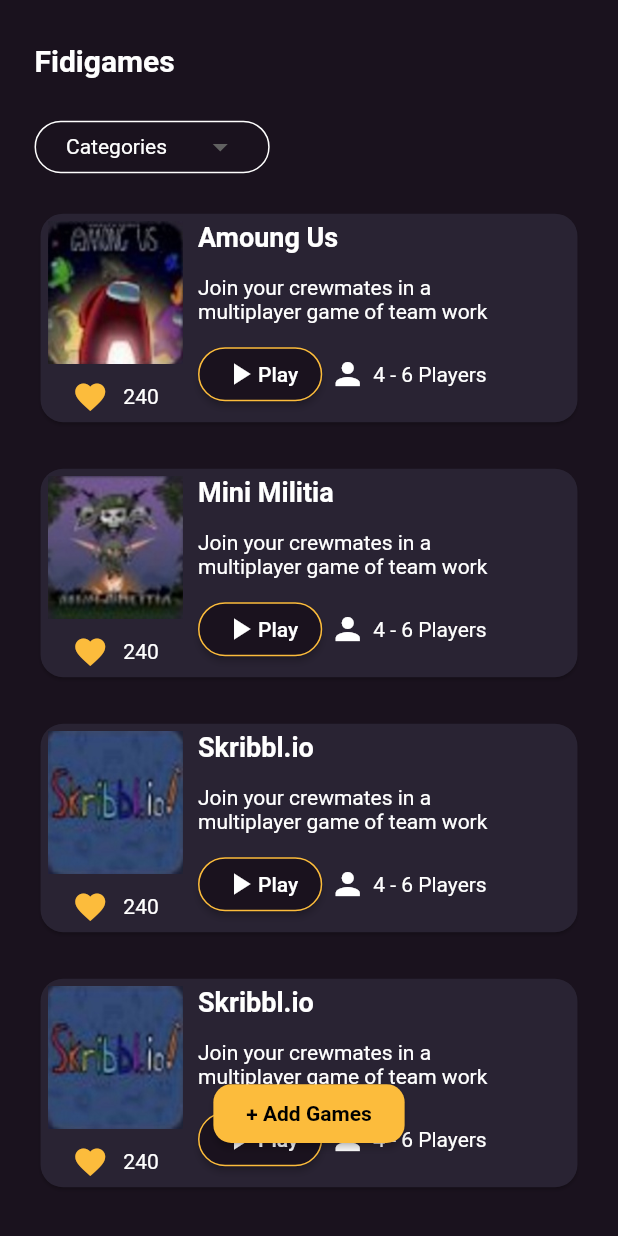
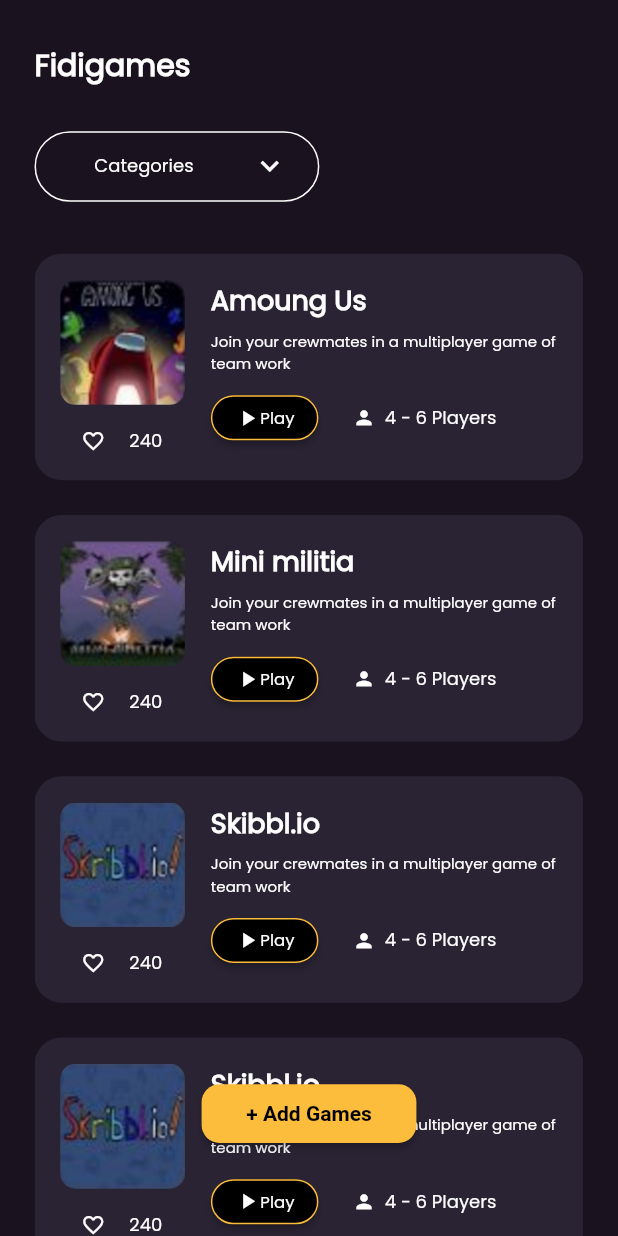
Before and after one commit to masshariharan/fidigames, a Flutter app: the screen it shows after launch, on a phone screen of 412 x 824 dp. Run offline on Flutter 3.47's test engine with Material 2 defaults, Android fonts, the phone set to English and light mode, and no system bars; drawn by our look-alikes of dropdown_button2; our stand-ins replace logger.

Commit message:
fidigames_list screen done

```diff
--- /dev/null
+++ b/lib/model/database.dart
@@ -0,0 +1,29 @@
+class DataBase {
+  List<Map<String, dynamic>> data = [
+    {
+      'image': 'images/img1.jpg',
+      'title': 'Amoung Us',
+      'content': 'Join your crewmates in a multiplayer game of team work'
+    },
+    {
+      'image': 'images/img2.jpg',
+      'title': 'Mini militia',
+      'content': 'Join your crewmates in a multiplayer game of team work'
+    },
+    {
+      'image': 'images/img3.jpg',
+      'title': 'Skibbl.io',
+      'content': 'Join your crewmates in a multiplayer game of team work'
+    },
+    {
+      'image': 'images/img3.jpg',
+      'title': 'Skibbl.io',
+      'content': 'Join your crewmates in a multiplayer game of team work'
+    },
+    {
+      'image': 'images/img3.jpg',
+      'title': 'Skibbl.io',
+      'content': 'Join your crewmates in a multiplayer game of team work'
+    },
+  ];
+}
--- a/lib/screens/fidigames_list.dart
+++ b/lib/screens/fidigames_list.dart
@@ -2,7 +2,6 @@ import 'package:fidigames/themes/colors/colors.dart';
 import 'package:fidigames/themes/styles/styles.dart';
 import 'package:fidigames/widgets/custom_widgets.dart';
 import 'package:flutter/material.dart';
-import 'package:logger/logger.dart';
 
 class FidigamesList extends StatefulWidget {
   const FidigamesList({Key? key}) : super(key: key);
@@ -17,9 +16,9 @@ class _FidigamesListState extends State<FidigamesList> {
     double height = MediaQuery.of(context).size.height;
     double width = MediaQuery.of(context).size.width;
     double textSize = MediaQuery.textScaleFactorOf(context);
+    // var logger = Logger();
+    // logger.d(height / 14.3);
 
-    var logger = Logger();
-    logger.d(height / 14.3);
     return Scaffold(
       backgroundColor: AppColor.primaryBackgroundColor,
       body: SafeArea(
@@ -27,8 +26,7 @@ class _FidigamesListState extends State<FidigamesList> {
           padding: EdgeInsets.symmetric(horizontal: height / 35.8),
           child: Stack(
             children: [
-              SingleChildScrollView(
-                child: Column(
+              Column(
                 crossAxisAlignment: CrossAxisAlignment.start,
                 children: [
                   SizedBox(height: height / 28.7),
@@ -41,45 +39,10 @@ class _FidigamesListState extends State<FidigamesList> {
                   SizedBox(
                     height: height / 35.8,
                   ),
-                    ReusableCard(
-                      title: 'Amoung Us',
-                      image: Image.asset(
-                        "images/img1.jpg",
-                        fit: BoxFit.fill,
-                      ),
-                    ),
-                    SizedBox(
-                      height: height / 35.8,
-                    ),
-                    ReusableCard(
-                      title: 'Mini Militia',
-                      image: Image.asset(
-                        "images/img2.jpg",
-                        fit: BoxFit.fill,
-                      ),
-                    ),
-                    SizedBox(
-                      height: height / 35.8,
-                    ),
-                    ReusableCard(
-                      title: 'Skribbl.io',
-                      image: Image.asset(
-                        "images/img3.jpg",
-                        fit: BoxFit.fill,
-                      ),
-                    ),
-                    SizedBox(
-                      height: height / 35.8,
-                    ),
-                    ReusableCard(
-                      title: 'Skribbl.io',
-                      image: Image.asset(
-                        "images/img3.jpg",
-                        fit: BoxFit.fill,
-                      ),
-                    ),
+                  const Expanded(
+                    child: ReusableCard(),
+                  )
                 ],
-                ),
               ),
               Padding(
                 padding: EdgeInsets.only(bottom: height / 14.3),
--- a/lib/themes/styles/styles.dart
+++ b/lib/themes/styles/styles.dart
@@ -24,6 +24,7 @@ final buttonStyle = ButtonStyle(
     )));
 
 const textStyle = TextStyle(
+  fontFamily: 'Poppins',
   color: AppColor.primaryTextColor,
   fontWeight: FontWeight.w600,
 );
--- a/lib/widgets/custom_widgets.dart
+++ b/lib/widgets/custom_widgets.dart
@@ -1,7 +1,9 @@
 import 'package:dropdown_button2/dropdown_button2.dart';
+import 'package:fidigames/model/database.dart';
 import 'package:fidigames/themes/colors/colors.dart';
 import 'package:fidigames/themes/styles/styles.dart';
 import 'package:flutter/material.dart';
+import 'package:logger/logger.dart';
 
 class ReusableTextField extends StatelessWidget {
   const ReusableTextField(
@@ -40,12 +42,13 @@ class ReusableButton extends StatelessWidget {
     double height = MediaQuery.of(context).size.height;
     double width = MediaQuery.of(context).size.width;
     double textSize = MediaQuery.textScaleFactorOf(context);
+
     return ElevatedButton(
         onPressed: onPressed,
         style: buttonStyle,
         child: Padding(
           padding: EdgeInsets.symmetric(
-              horizontal: width / 70, vertical: height / 71),
+              horizontal: width / 30, vertical: height / 71),
           child: Text(
             text,
             style: buttonTextStyle.copyWith(fontSize: textSize * 14),
@@ -74,40 +77,52 @@ class _ReusableDropdownButtonState extends State<ReusableDropdownButton> {
   @override
   Widget build(BuildContext context) {
     double height = MediaQuery.of(context).size.height;
-    //double width = MediaQuery.of(context).size.width;
-    //double textSize = MediaQuery.textScaleFactorOf(context);
-    return Container(
-      height: 35,
-      decoration: BoxDecoration(
+    double width = MediaQuery.of(context).size.width;
+    double textSize = MediaQuery.textScaleFactorOf(context);
+    return DropdownButtonHideUnderline(
+        child: DropdownButton2(
+      buttonDecoration: BoxDecoration(
         border: Border.all(
           color: AppColor.primaryTextColor,
+          width: 1,
+        ), //Border.all
+        borderRadius: BorderRadius.circular(50),
       ),
-          borderRadius: BorderRadius.circular(50)),
-      child: Padding(
-          padding: const EdgeInsets.symmetric(horizontal: 20),
-          child: DropdownButtonHideUnderline(
-              child: DropdownButton2(
-            buttonWidth: height / 7.18,
+      icon: const Padding(
+        padding: EdgeInsets.only(right: 20),
+        child: Icon(
+          Icons.keyboard_arrow_down,
+          color: AppColor.primaryTextColor,
+        ),
+      ),
       itemHeight: height / 17.5,
       dropdownDecoration: BoxDecoration(
         borderRadius: BorderRadius.circular(14),
         color: AppColor.textFieldBackgrounColor,
       ),
-            hint: const Text(
+      hint: Padding(
+        padding: EdgeInsets.symmetric(horizontal: width / 18),
+        child: Text(
           'Categories',
-              style: TextStyle(
-                fontSize: 14,
+          style: textStyle.copyWith(
+            fontWeight: FontWeight.w500,
+            fontSize: textSize * 12,
             color: AppColor.primaryTextColor,
+          ),
         ),
       ),
       items: items
           .map((item) => DropdownMenuItem(
               value: item,
+              child: Padding(
+                padding: EdgeInsets.symmetric(horizontal: width / 18),
                 child: Text(
                   item,
-                      style: const TextStyle(
-                        fontSize: 14,
+                  style: textStyle.copyWith(
+                    fontWeight: FontWeight.w500,
+                    fontSize: textSize * 12,
                     color: AppColor.primaryTextColor,
+                  ),
                 ),
               )))
           .toList(),
@@ -117,77 +132,106 @@ class _ReusableDropdownButtonState extends State<ReusableDropdownButton> {
           selectedValue = value as String;
         });
       },
-          ))),
-    );
+    ));
   }
 }
 
-class ReusableCard extends StatelessWidget {
-  const ReusableCard({Key? key, required this.title, required this.image})
-      : super(key: key);
+class ReusableCard extends StatefulWidget {
+  const ReusableCard({
+    Key? key,
+  }) : super(key: key);
 
-  final String? title;
-  final Image? image;
+  @override
+  State<ReusableCard> createState() => _ReusableCardState();
+}
+
+class _ReusableCardState extends State<ReusableCard> {
+  DataBase dataBase = DataBase();
 
   @override
   Widget build(BuildContext context) {
-    return Card(
-      shape: RoundedRectangleBorder(
-        borderRadius: BorderRadius.circular(15),
+    double height = MediaQuery.of(context).size.height;
+    double width = MediaQuery.of(context).size.width;
+    double textSize = MediaQuery.textScaleFactorOf(context);
+
+    return ListView.builder(
+        itemCount: dataBase.data.length,
+        itemBuilder: (BuildContext context, int index) {
+          return Padding(
+            padding: EdgeInsets.symmetric(vertical: height / 71),
+            child: Container(
+              decoration: BoxDecoration(
+                color: AppColor.textFieldBackgrounColor,
+                borderRadius: BorderRadius.circular(18),
               ),
-      color: const Color(0xff292333),
               child: Row(
                 crossAxisAlignment: CrossAxisAlignment.start,
                 children: [
+                  Column(
+                    mainAxisAlignment: MainAxisAlignment.start,
+                    children: [
                       Padding(
-            padding: const EdgeInsets.all(5.0),
-            child: Column(
+                        padding: EdgeInsets.only(
+                            left: width / 24,
+                            top: height / 47,
+                            right: width / 24),
+                        child: ClipRRect(
+                          borderRadius: BorderRadius.circular(10),
+                          child: SizedBox(
+                              height: height / 9.9,
+                              width: height / 9.9,
+                              child: Image.asset(
+                                dataBase.data[index]['image'],
+                                fit: BoxFit.fill,
+                              )),
+                        ),
+                      ),
+                      Padding(
+                        padding: EdgeInsets.only(right: width / 24),
+                        child: Row(
+                          mainAxisAlignment: MainAxisAlignment.center,
                           children: [
-                SizedBox(height: 95, width: 90, child: image),
-                const SizedBox(
-                  height: 10,
-                ),
-                Row(
-                  children: const [
-                    Icon(
-                      Icons.favorite,
-                      color: Color(0xffFCBC3C),
-                    ),
-                    SizedBox(
-                      width: 10,
-                    ),
+                            IconButton(
+                                onPressed: () {},
+                                icon: Icon(
+                                  Icons.favorite_border,
+                                  size: textSize * 16,
+                                  color: AppColor.primaryTextColor,
+                                )),
                             Text(
                               '240',
-                      style: TextStyle(color: Color(0xffFFFFFF)),
-                    )
+                              style: textStyle.copyWith(
+                                  fontWeight: FontWeight.w300,
+                                  fontSize: textSize * 12),
+                            ),
                           ],
+                        ),
                       )
                     ],
                   ),
-          ),
-          Padding(
-            padding: const EdgeInsets.all(5.0),
+                  Expanded(
+                    child: Padding(
+                      padding: EdgeInsets.only(
+                          top: height / 47,
+                          right: width / 24,
+                          bottom: height / 47),
                       child: Column(
-              mainAxisAlignment: MainAxisAlignment.spaceEvenly,
+                        mainAxisAlignment: MainAxisAlignment.start,
                         crossAxisAlignment: CrossAxisAlignment.start,
                         children: [
-                Text(
-                  title!,
-                  style: const TextStyle(
+                          Text(dataBase.data[index]['title'],
+                              style: textStyle.copyWith(
                                   fontWeight: FontWeight.w600,
-                      fontSize: 18,
-                      color: Colors.white),
-                ),
-                const SizedBox(
-                  height: 15,
-                ),
-                const Text(
-                  'Join your crewmates in a\nmultiplayer game of team work',
-                  overflow: TextOverflow.ellipsis,
-                  style: TextStyle(color: Color(0xffFFFFFF)),
-                ),
-                const SizedBox(
-                  height: 10,
+                                  fontSize: textSize * 18)),
+                          SizedBox(height: height / 130),
+                          Text(dataBase.data[index]['content'],
+                              maxLines: 2,
+                              style: textStyle.copyWith(
+                                  fontSize: textSize * 10,
+                                  fontStyle: FontStyle.normal,
+                                  fontWeight: FontWeight.w300)),
+                          SizedBox(
+                            height: height / 180,
                           ),
                           Row(
                             children: [
@@ -195,40 +239,52 @@ class ReusableCard extends StatelessWidget {
                                 onPressed: () {},
                                 style: ButtonStyle(
                                     side: MaterialStateProperty.all(
-                                const BorderSide(color: Color(0xffFCBC3C))),
+                                        const BorderSide(
+                                            color: AppColor
+                                                .buttonBackgroundColor)),
                                     backgroundColor: MaterialStateProperty.all(
-                                const Color(0xff1A121E)),
+                                        AppColor.buttonTextColor),
                                     shape: MaterialStateProperty.all<
-                                RoundedRectangleBorder>(RoundedRectangleBorder(
+                                            RoundedRectangleBorder>(
+                                        RoundedRectangleBorder(
                                       borderRadius: BorderRadius.circular(30),
-                            ))),
+                                    )),
+                                    minimumSize: MaterialStateProperty.all(
+                                        const Size(70, 30))),
                                 child: Row(
-                          children: const [
+                                  children: [
                                     Icon(
                                       Icons.play_arrow,
-                              color: Colors.white,
+                                      color: AppColor.primaryTextColor,
+                                      size: textSize * 17,
                                     ),
                                     Text(
                                       'Play',
-                              style: TextStyle(color: Colors.white),
+                                      style: textStyle.copyWith(
+                                          fontSize: textSize * 11,
+                                          fontWeight: FontWeight.w100),
                                     ),
                                   ],
-                        )),
-                    const SizedBox(
-                      width: 5,
+                                ),
                               ),
                               Row(
-                      children: const [
-                        Icon(
+                                children: [
+                                  Padding(
+                                    padding: EdgeInsets.only(left: width / 18),
+                                    child: Icon(
                                       Icons.person,
-                          color: Colors.white,
+                                      color: AppColor.primaryTextColor,
+                                      size: textSize * 15,
+                                    ),
                                   ),
                                   SizedBox(
-                          width: 5,
+                                    width: height / 130,
                                   ),
                                   Text(
                                     '4 - 6 Players',
-                          style: TextStyle(color: Colors.white),
+                                    style: textStyle.copyWith(
+                                        fontSize: textSize * 12,
+                                        fontWeight: FontWeight.w300),
                                   )
                                 ],
                               )
@@ -236,9 +292,12 @@ class ReusableCard extends StatelessWidget {
                           )
                         ],
                       ),
-          )
+                    ),
+                  ),
                 ],
               ),
+            ),
           );
+        });
   }
 }
```
Also changed, not shown: pubspec.yaml (+6 -7 lines), assets/Poppins-Regular.ttf (added). Lines whose indentation alone changed are shown as unchanged.
